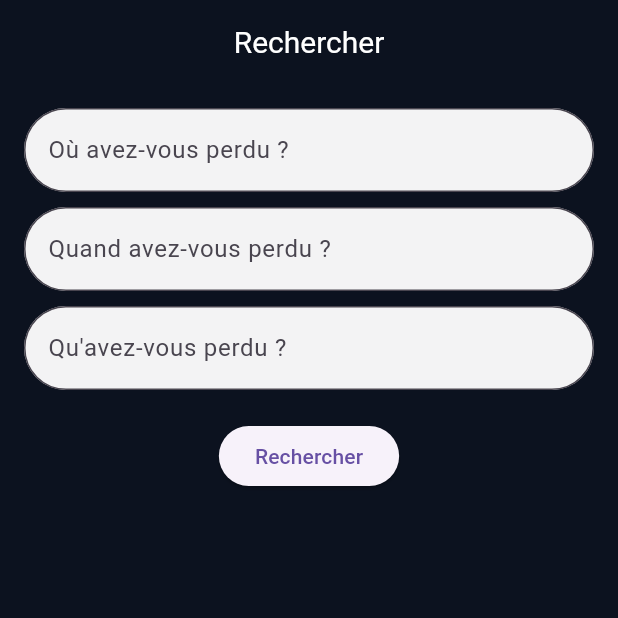
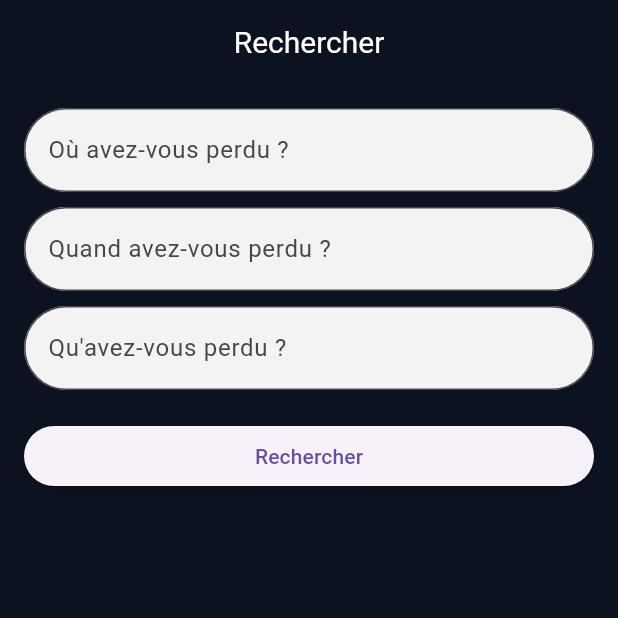
Before and after one commit to rob1juan/sncf_lostObjects, a Flutter app: the SearchPage screen opened directly, on a phone screen of 412 x 824 dp, the top half of it. Run offline on Flutter 3.47's test engine with Material 3 defaults, Android fonts, the phone set to English and light mode, and no system bars; our stand-ins replace shared_preferences; accounts and stored records are empty.

Commit message:
[FEAT] search page ok

```diff
--- a/lib/screens/search.dart
+++ b/lib/screens/search.dart
@@ -118,8 +118,8 @@ class _SearchPageState extends State<SearchPage> {
         color: AppColors.backgroundColor,
         child: Padding(
           padding: const EdgeInsets.all(16.0),
-          child: Column(
-            children: <Widget>[
+          child: ListView(
+            children: [
               Autocomplete<String>(
                 optionsBuilder: (TextEditingValue textEditingValue) {
                   if (textEditingValue.text == '') {
@@ -249,9 +249,9 @@ class _SearchPageState extends State<SearchPage> {
               ),
               const SizedBox(height: 20),
               _searchResults != null && _searchResults!.isNotEmpty
-                  ? Expanded(
-                      child: ListView.builder(
+                  ? ListView.builder(
                       shrinkWrap: true,
+                      physics: NeverScrollableScrollPhysics(),
                       itemCount: _searchResults!.length,
                       itemBuilder: (context, index) {
                         return Card(
@@ -270,7 +270,7 @@ class _SearchPageState extends State<SearchPage> {
                                 ),
                                 const SizedBox(height: 10),
                                 Text(
-                                    'Date : ${DateFormat('yyyy-MM-dd').format(_searchResults![index].date)}',
+                                  'Date : ${DateFormat(' yyyy-MM-dd').format(_searchResults![index].date)}',
                                   style: const TextStyle(fontSize: 16),
                                 ),
                                 const SizedBox(height: 10),
@@ -279,11 +279,11 @@ class _SearchPageState extends State<SearchPage> {
                                   style: const TextStyle(fontSize: 16),
                                 ),
                                 const SizedBox(height: 10),
+                                Row(
+                                  children: [
                                     Text(
                                       'État :',
-                                    style: const TextStyle(
-                                        fontSize: 16,
-                                        fontWeight: FontWeight.bold),
+                                      style: const TextStyle(fontSize: 16),
                                     ),
                                     Text(
                                       _searchResults![index].etat,
@@ -293,6 +293,8 @@ class _SearchPageState extends State<SearchPage> {
                                                   'Trouvé'
                                               ? Colors.green
                                               : Colors.red),
+                                    ),
+                                  ],
                                 ),
                                 const SizedBox(height: 10),
                                 Text(
@@ -304,7 +306,6 @@ class _SearchPageState extends State<SearchPage> {
                           ),
                         );
                       },
-                      ),
                     )
                   : _searchResults != null && _searchResults!.isEmpty
                       ? Text(
```
Lines whose indentation alone changed are shown as unchanged.
